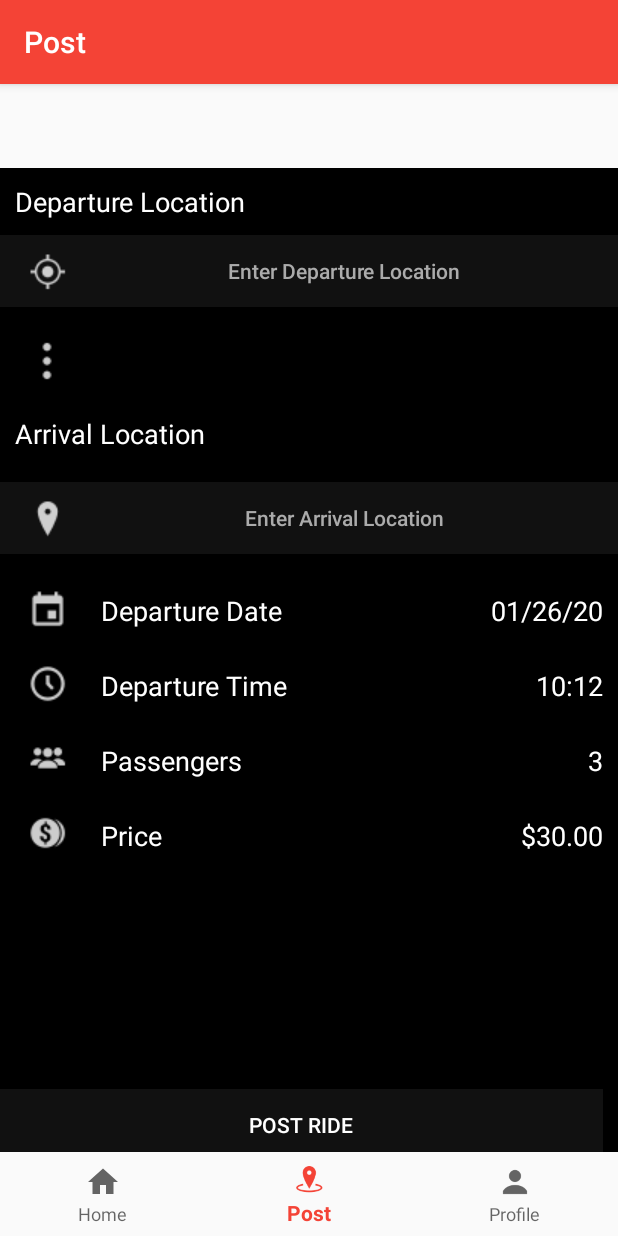
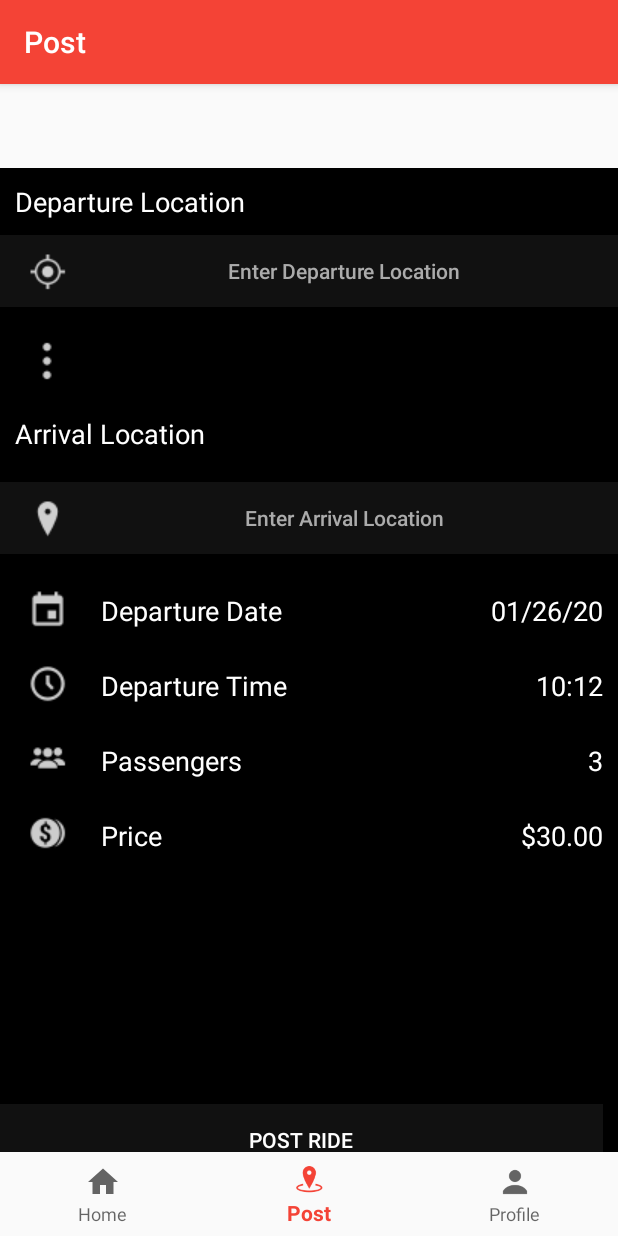
Before and after one commit to easinyo/FunRide, an Android app: the PostFragment screen opened through its navigation route, on a phone screen of 412 x 824 dp. Run offline under Robolectric (Android 15) with nearby library versions, the phone set to English and light mode, and no system bars; our stand-ins replace navigation-ui.

Commit message:
Update fragment_post.xml

```diff
--- a/app/src/main/res/layout/fragment_post.xml
+++ b/app/src/main/res/layout/fragment_post.xml
@@ -222,7 +222,7 @@
             android:textColor="@color/textColorPrimary"
             android:text="Post Ride"
             android:layout_alignRight="@+id/price"
-            android:layout_marginBottom="50dp"
+            android:layout_marginBottom="40dp"
             android:layout_alignParentBottom="true"/>
 
     </RelativeLayout>
```
